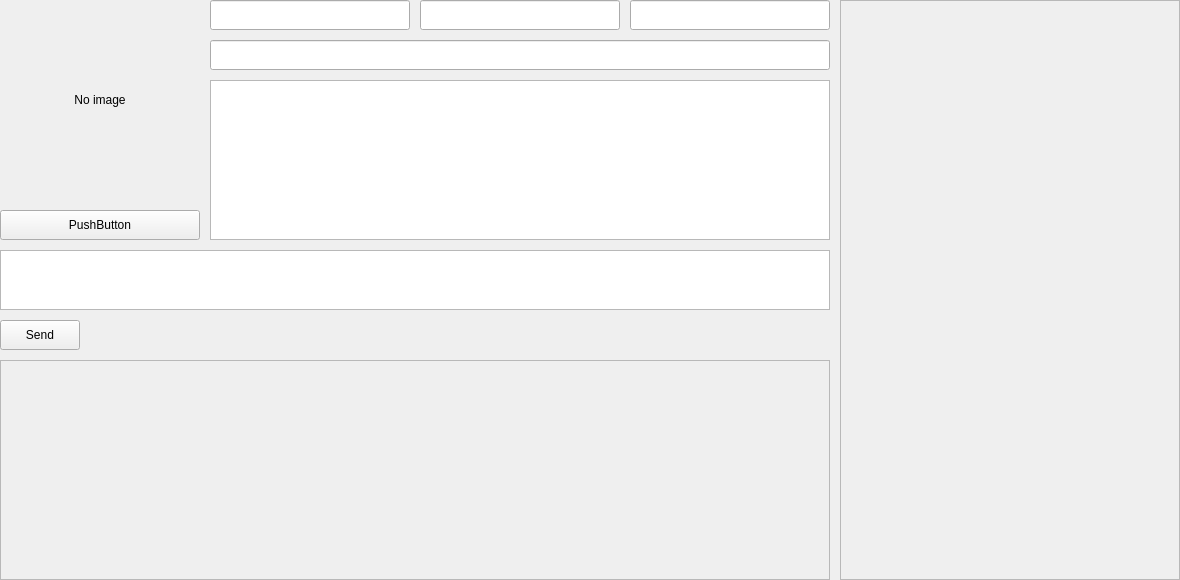
Before: the Qt Designer form widgets/profile_widget.ui in 4malgama/achat-client, drawn with Qt 5.
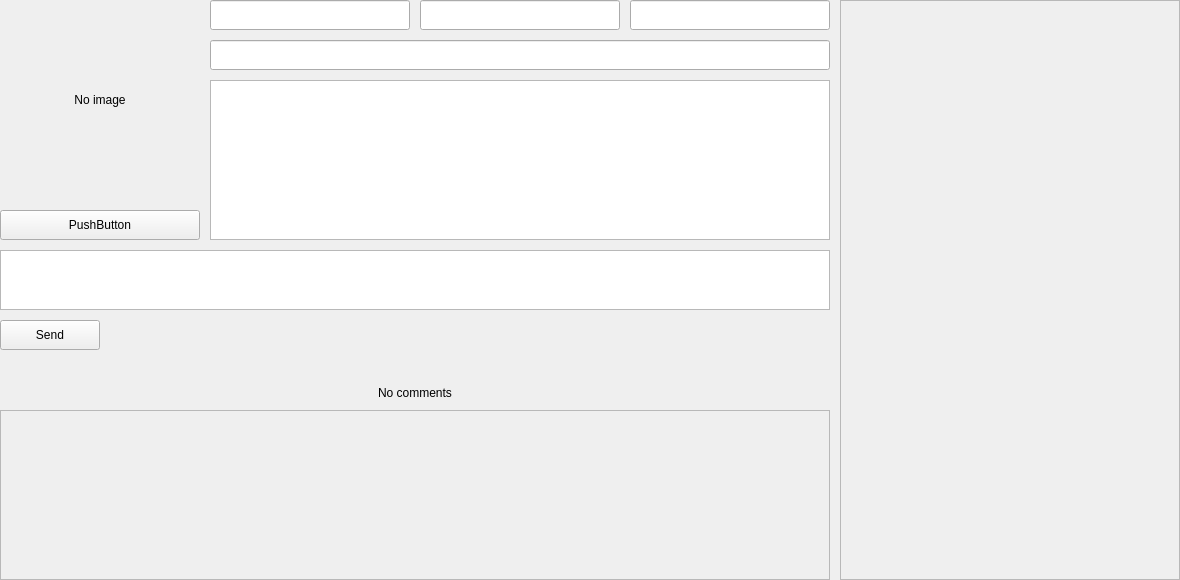
After: the same form once the commit is applied.

Diff of the .ui file:
```diff
--- a/widgets/profile_widget.ui
+++ b/widgets/profile_widget.ui
@@ -243,7 +243,7 @@
         <widget class="QPushButton" name="btnSendComment">
          <property name="minimumSize">
           <size>
-           <width>0</width>
+           <width>100</width>
            <height>30</height>
           </size>
          </property>
@@ -273,6 +273,22 @@
        </item>
       </layout>
      </item>
+     <item>
+      <widget class="QLabel" name="lblNoComments">
+       <property name="minimumSize">
+        <size>
+         <width>0</width>
+         <height>40</height>
+        </size>
+       </property>
+       <property name="text">
+        <string>No comments</string>
+       </property>
+       <property name="alignment">
+        <set>Qt::AlignBottom|Qt::AlignHCenter</set>
+       </property>
+      </widget>
+     </item>
      <item>
       <widget class="QScrollArea" name="areaComments">
        <property name="widgetResizable">
@@ -284,7 +300,7 @@
           <x>0</x>
           <y>0</y>
           <width>826</width>
-          <height>169</height>
+          <height>119</height>
          </rect>
         </property>
         <layout class="QVBoxLayout" name="commentsLayout">
```
Left out of the diff: 40 changed lines with no effect on the pictures.
